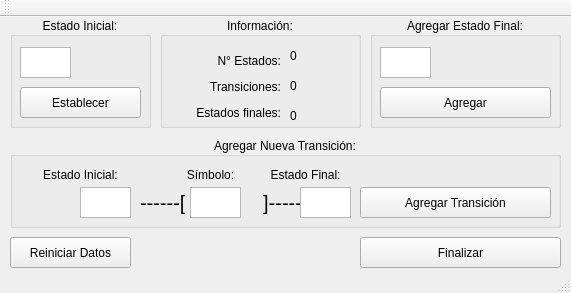
Santasy/Mattor, file Mattor-GUI/v_principal.ui: the form before one commit.
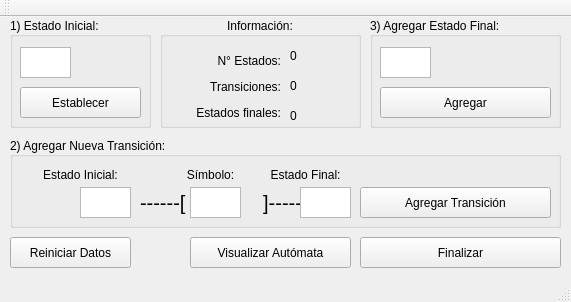
The form after the commit.

The edit to the form file:
```diff
--- a/Mattor-GUI/v_principal.ui
+++ b/Mattor-GUI/v_principal.ui
@@ -7,7 +7,7 @@
     <x>0</x>
     <y>0</y>
     <width>571</width>
-    <height>293</height>
+    <height>302</height>
    </rect>
   </property>
   <property name="windowTitle">
@@ -30,10 +30,10 @@
      <bool>true</bool>
     </property>
     <property name="title">
-     <string>Estado Inicial:</string>
+     <string>1) Estado Inicial:</string>
     </property>
     <property name="alignment">
-     <set>Qt::AlignCenter</set>
+     <set>Qt::AlignLeading|Qt::AlignLeft|Qt::AlignVCenter</set>
     </property>
     <property name="flat">
      <bool>false</bool>
@@ -171,10 +171,10 @@
      <bool>true</bool>
     </property>
     <property name="title">
-     <string>Agregar Estado Final:</string>
+     <string>3) Agregar Estado Final:</string>
     </property>
     <property name="alignment">
-     <set>Qt::AlignCenter</set>
+     <set>Qt::AlignLeading|Qt::AlignLeft|Qt::AlignVCenter</set>
     </property>
     <widget class="QPlainTextEdit" name="b_final">
      <property name="geometry">
@@ -236,10 +236,10 @@
      <bool>true</bool>
     </property>
     <property name="title">
-     <string>Agregar Nueva Transición:</string>
+     <string>2) Agregar Nueva Transición:</string>
     </property>
     <property name="alignment">
-     <set>Qt::AlignCenter</set>
+     <set>Qt::AlignLeading|Qt::AlignLeft|Qt::AlignVCenter</set>
     </property>
     <widget class="QLabel" name="l_inicial_2">
      <property name="geometry">
@@ -420,6 +420,19 @@
      <string>Finalizar</string>
     </property>
    </widget>
+   <widget class="QPushButton" name="tt_prev">
+    <property name="geometry">
+     <rect>
+      <x>190</x>
+      <y>220</y>
+      <width>161</width>
+      <height>31</height>
+     </rect>
+    </property>
+    <property name="text">
+     <string>Visualizar Autómata</string>
+    </property>
+   </widget>
   </widget>
   <widget class="QMenuBar" name="menuBar">
    <property name="geometry">
```
